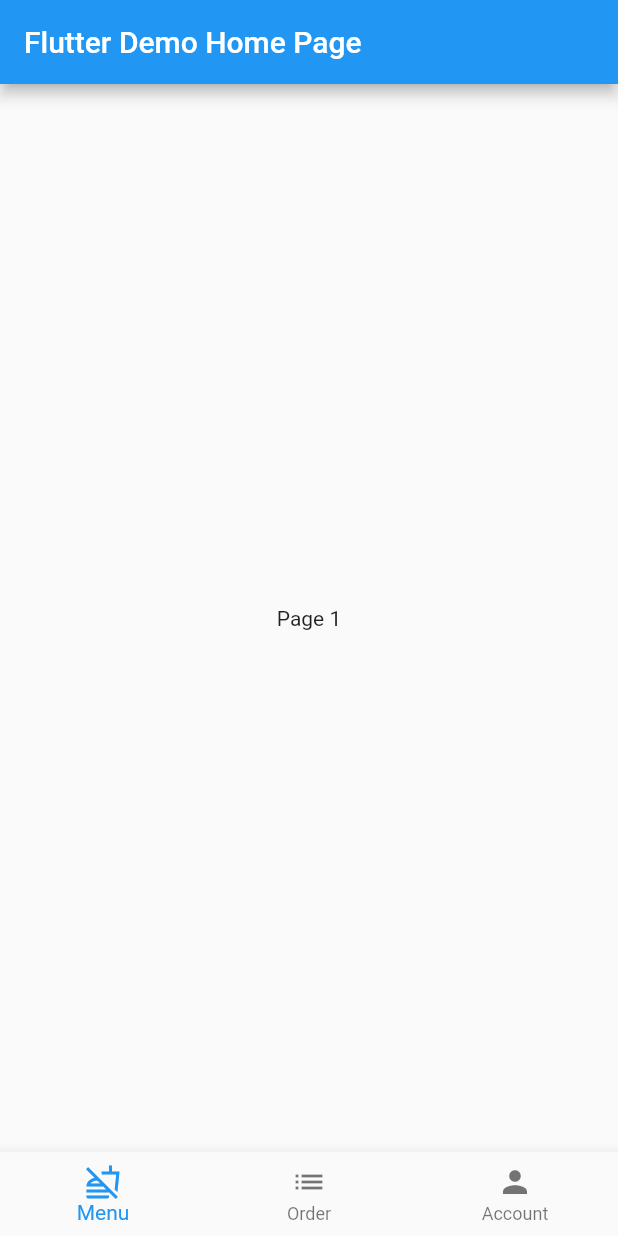
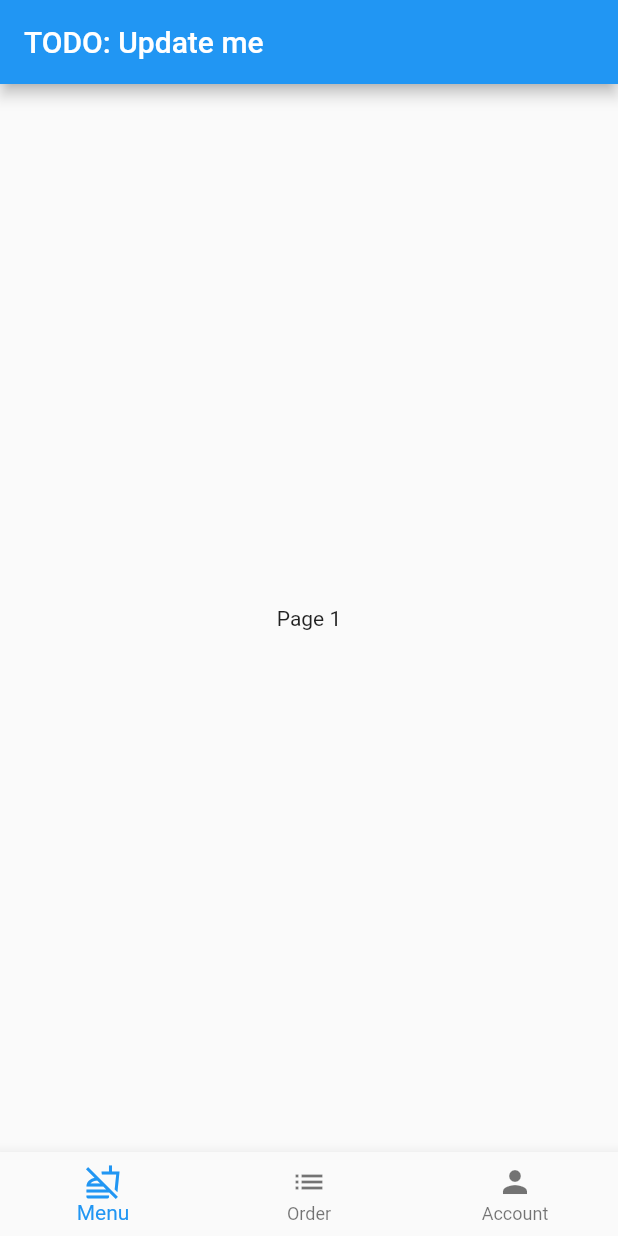
Before and after one commit to jaxfire/persistent_sessions_page_view, a Flutter app: the screen it shows after launch, on a phone screen of 412 x 824 dp. Run offline on Flutter 3.47's test engine with Material 2 defaults, Android fonts, the phone set to English and light mode, and no system bars.

```diff
--- a/lib/main.dart
+++ b/lib/main.dart
@@ -14,14 +14,13 @@ class MyApp extends StatelessWidget {
       theme: ThemeData(
         primarySwatch: Colors.blue,
       ),
-      home: const MyHomePage(title: 'Flutter Demo Home Page'),
+      home: const MyHomePage(),
     );
   }
 }
 
 class MyHomePage extends StatefulWidget {
-  const MyHomePage({Key? key, required this.title}) : super(key: key);
-  final String title;
+  const MyHomePage({Key? key}) : super(key: key);
 
   @override
   State<MyHomePage> createState() => _MyHomePageState();
@@ -29,6 +28,8 @@ class MyHomePage extends StatefulWidget {
 
 class _MyHomePageState extends State<MyHomePage> {
   int _currentPageIndex = 0;
+
+  String title = 'TODO: Update me';
 
   final PageController _controller = PageController(
     initialPage: 0,
@@ -38,7 +39,7 @@ class _MyHomePageState extends State<MyHomePage> {
   Widget build(BuildContext context) {
     return Scaffold(
       appBar: AppBar(
-        title: Text(widget.title),
+        title: Text(title),
       ),
       body: PageView(
         physics: const NeverScrollableScrollPhysics(),
@@ -52,11 +53,9 @@ class _MyHomePageState extends State<MyHomePage> {
       bottomNavigationBar: BottomNavigationBar(
         currentIndex: _currentPageIndex,
         onTap: (newIndex) {
+          _controller.jumpToPage(newIndex);
           setState(() {
             _currentPageIndex = newIndex;
-            // _controller.jumpTo(value);
-            _controller.jumpToPage(newIndex);
-            // _controller.animateToPage(newIndex, duration: const Duration(milliseconds: 200), curve: Curve())
           });
         },
         items: const [
```
